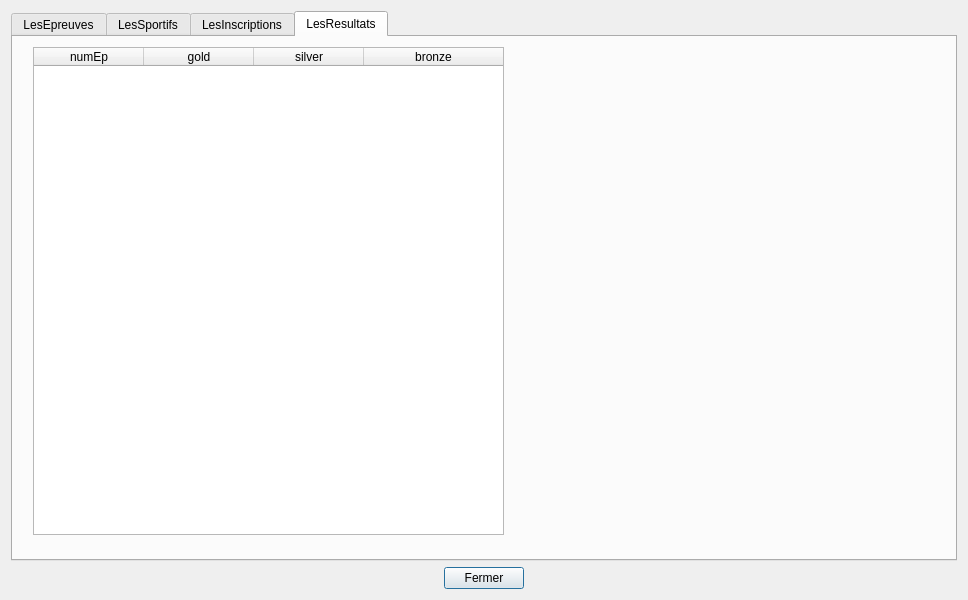
Qt form gui/v1_tablesData.ui (ParadauxIO/cebd-proj-partie2) before a commit.
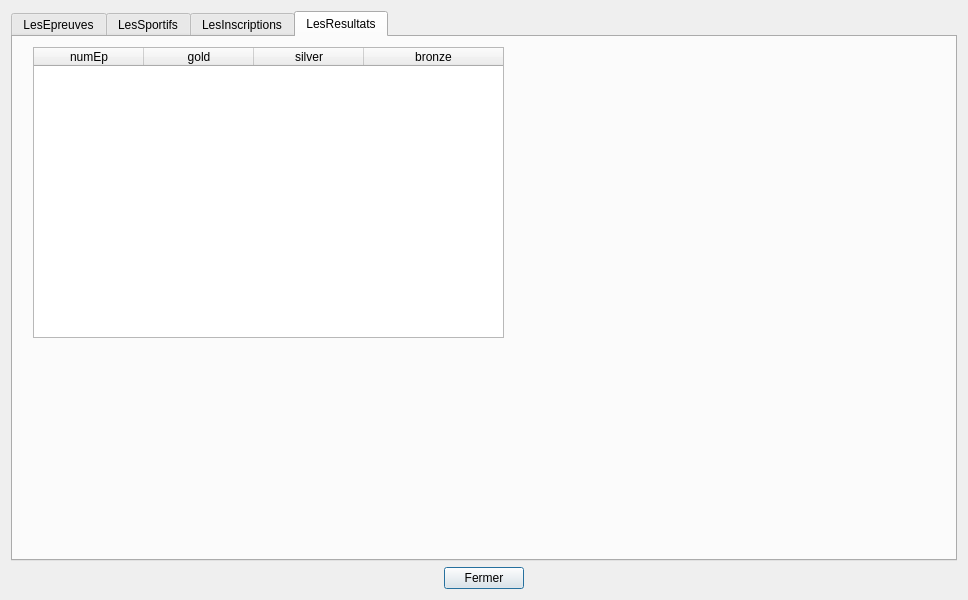
The same form after that commit.

Commit message: Montrer les valeurs dans chaque nouveau table

The edit to the form file:
```diff
--- a/gui/v1_tablesData.ui
+++ b/gui/v1_tablesData.ui
@@ -27,7 +27,7 @@
   </property>
   <layout class="QVBoxLayout" name="verticalLayout">
    <item>
-    <widget class="QTabWidget" name="tableResultats">
+    <widget class="QTabWidget" name="unique_view">
      <property name="currentIndex">
       <number>3</number>
      </property>
@@ -324,13 +324,13 @@
       <attribute name="title">
        <string>LesResultats</string>
       </attribute>
-      <widget class="QTableWidget" name="tableSportifs_3">
+      <widget class="QTableWidget" name="tableResultats">
        <property name="geometry">
         <rect>
          <x>20</x>
          <y>10</y>
          <width>471</width>
-         <height>488</height>
+         <height>291</height>
         </rect>
        </property>
        <attribute name="horizontalHeaderDefaultSectionSize">
```
Left out of the diff: 114 changed lines with no effect on the pictures. The commit also changes 1 other file.
